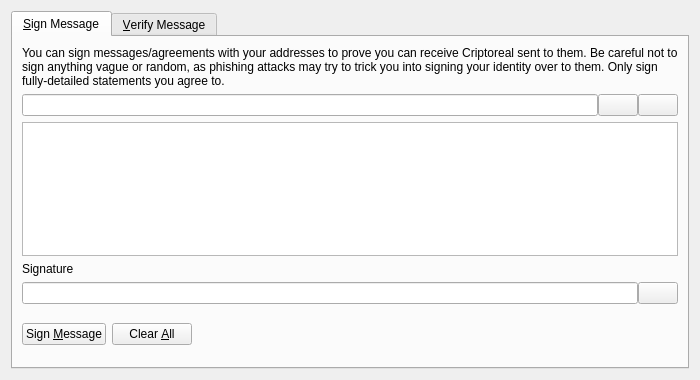
Qt form src/qt/forms/signverifymessagedialog.ui (NPSCoin/npscoin-core) before a commit.
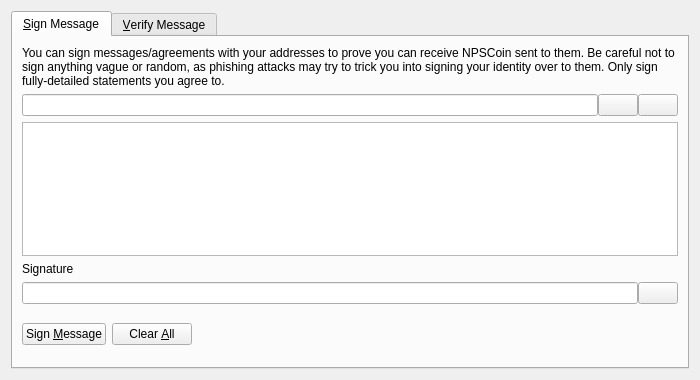
The same form after that commit. Custom widgets are drawn as their Qt base class.

Patch:
```diff
--- a/src/qt/forms/signverifymessagedialog.ui
+++ b/src/qt/forms/signverifymessagedialog.ui
@@ -30,7 +30,7 @@
        <item>
         <widget class="QLabel" name="infoLabel_SM">
          <property name="text">
-          <string>You can sign messages/agreements with your addresses to prove you can receive Criptoreal sent to them. Be careful not to sign anything vague or random, as phishing attacks may try to trick you into signing your identity over to them. Only sign fully-detailed statements you agree to.</string>
+          <string>You can sign messages/agreements with your addresses to prove you can receive NPSCoin sent to them. Be careful not to sign anything vague or random, as phishing attacks may try to trick you into signing your identity over to them. Only sign fully-detailed statements you agree to.</string>
          </property>
          <property name="textFormat">
           <enum>Qt::PlainText</enum>
```
Left out of the diff: 8 changed lines with no effect on the pictures.
